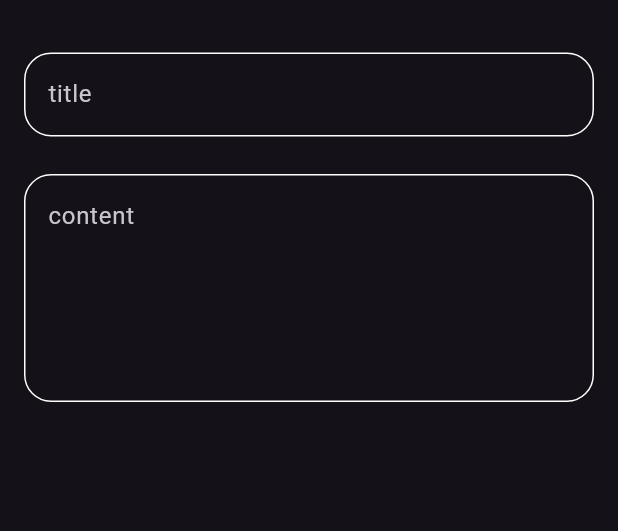
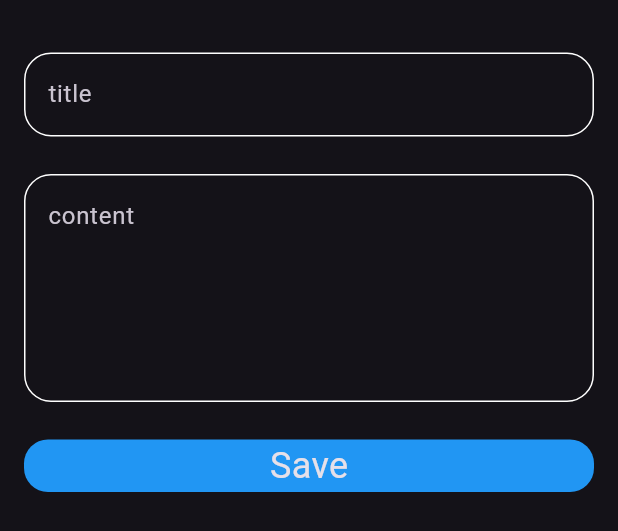
Before and after one commit to amr-turki/notes-app, a Flutter app: the AddNoteBottomSheet widget shown alone on an empty page, opened directly, on a phone screen of 412 x 824 dp. Shown: the top 531 px of the screen. Run offline on Flutter 3.47's test engine with Material 3 defaults, Android fonts, the phone set to English and light mode, and no system bars.

Commit message:
finish notes bottom sheet

```diff
--- a/lib/constants.dart
+++ b/lib/constants.dart
@@ -1,3 +1,3 @@
 import 'package:flutter/material.dart';
 
-const KPrimaryColor = Colors.red;
+const KPrimaryColor = Colors.blue;
--- a/lib/widget/add_note_bottom_sheet.dart
+++ b/lib/widget/add_note_bottom_sheet.dart
@@ -1,4 +1,5 @@
 import 'package:flutter/material.dart';
+import 'package:notes_app/widget/custom_button.dart';
 import 'package:notes_app/widget/custom_text_field.dart';
 
 class AddNoteBottomSheet extends StatelessWidget {
@@ -8,13 +9,16 @@ class AddNoteBottomSheet extends StatelessWidget {
   Widget build(BuildContext context) {
     return Padding(
       padding: const EdgeInsets.only(left: 16.0, right: 16),
-      child: Container(
+      child: SingleChildScrollView(
         child: Column(
           children: [
             SizedBox(height: 35),
             CustomTextField(hint: 'title'),
             SizedBox(height: 25),
             CustomTextField(hint: 'content', maxlines: 5),
+            SizedBox(height: 25),
+            CustomButton(),
+            SizedBox(height: 15),
           ],
         ),
       ),
--- /dev/null
+++ b/lib/widget/custom_button.dart
@@ -0,0 +1,19 @@
+import 'package:flutter/material.dart';
+import 'package:notes_app/constants.dart';
+
+class CustomButton extends StatelessWidget {
+  const CustomButton({super.key});
+
+  @override
+  Widget build(BuildContext context) {
+    return Container(
+      width: MediaQuery.of(context).size.width,
+      height: 35,
+      decoration: BoxDecoration(
+        color: KPrimaryColor,
+        borderRadius: BorderRadius.circular(16),
+      ),
+      child: Center(child: Text('Save', style: TextStyle(fontSize: 24))),
+    );
+  }
+}
```
